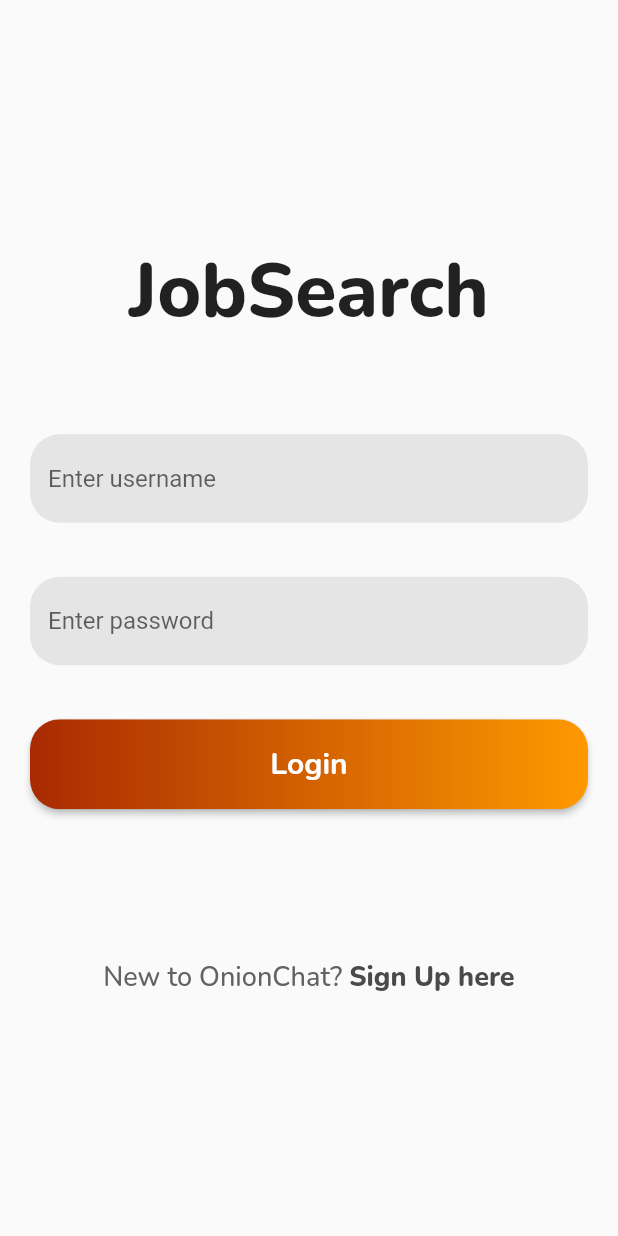
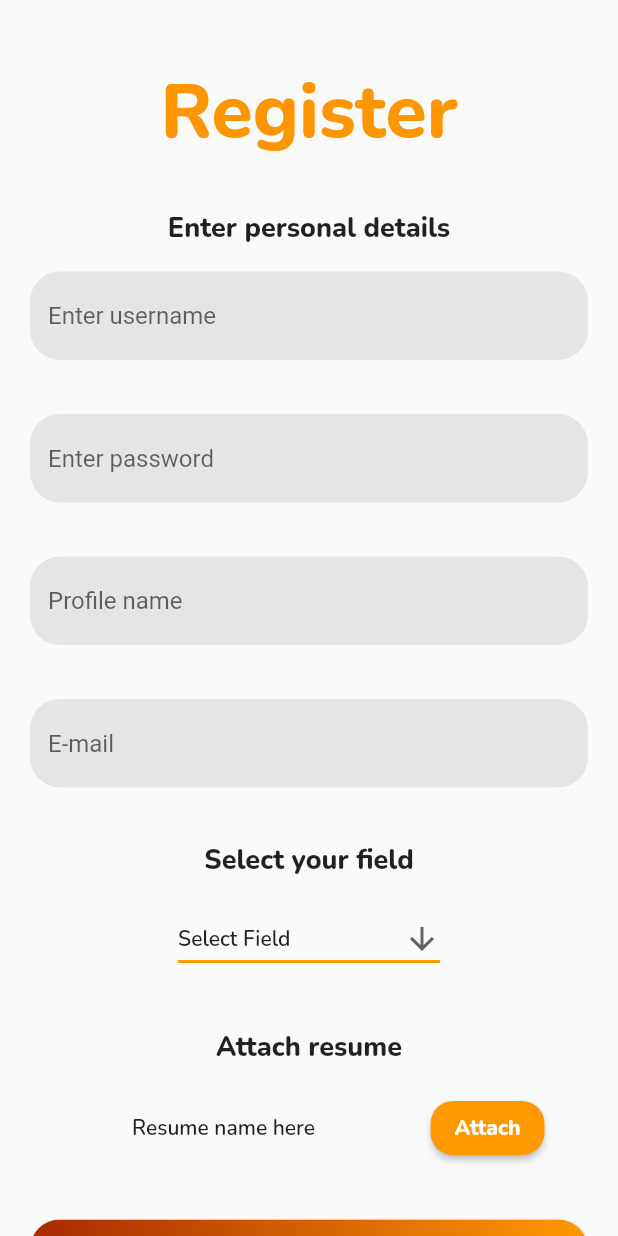
Before and after one commit to mrpranavr/Job_Search_Flutter_UI, a Flutter app: the screen it shows after launch, after a tap on "Sign Up here", on a phone screen of 412 x 824 dp. Run offline on Flutter 3.47's test engine with Material 2 defaults, Android fonts, the phone set to English and light mode, and no system bars.

Commit message:
added registration page

```diff
--- a/lib/Screens/Login_screen.dart
+++ b/lib/Screens/Login_screen.dart
@@ -1,8 +1,10 @@
 import "package:flutter/material.dart";
+import 'package:job/Screens/Registration_screen.dart';
 import 'package:job/Utils/Themes.dart';
 
 class LoginScreen extends StatelessWidget {
   const LoginScreen({Key? key}) : super(key: key);
+  static const routeName = '/Login';
 
   @override
   Widget build(BuildContext context) {
@@ -18,9 +20,18 @@ class LoginScreen extends StatelessWidget {
             mainAxisAlignment: MainAxisAlignment.center,
             crossAxisAlignment: CrossAxisAlignment.center,
             children: [
-              Text(
-                'JobSearch',
-                style: MainHeading,
+              Row(
+                mainAxisAlignment: MainAxisAlignment.center,
+                children: [
+                  Text(
+                    'Job',
+                    style: MainHeading1,
+                  ),
+                  Text(
+                    'Search',
+                    style: MainHeading2,
+                  ),
+                ],
               ),
               const SizedBox(
                 height: 62,
@@ -128,7 +139,8 @@ class LoginScreen extends StatelessWidget {
                       ),
                     ),
                     onTap: () {
-                      // Navigator.of(context).pushNamed('/signUp');
+                      Navigator.of(context)
+                          .pushNamed(RegistrationScreen.routeName);
                       print('hello');
                     },
                   )
--- /dev/null
+++ b/lib/Screens/Registration_screen.dart
@@ -0,0 +1,329 @@
+import 'package:flutter/material.dart';
+
+import '../Utils/Themes.dart';
+
+class RegistrationScreen extends StatefulWidget {
+  const RegistrationScreen({Key? key}) : super(key: key);
+
+  static const routeName = '/registration';
+
+  @override
+  State<RegistrationScreen> createState() => _RegistrationScreenState();
+}
+
+class _RegistrationScreenState extends State<RegistrationScreen> {
+  String dropDownValue = "Select Field";
+  @override
+  Widget build(BuildContext context) {
+    return Scaffold(
+      body: GestureDetector(
+        onTap: (() {
+          FocusScope.of(context).requestFocus(FocusNode());
+        }),
+        child: SingleChildScrollView(
+          child: Container(
+            padding: EdgeInsets.fromLTRB(20, 40, 20, 40),
+            width: double.infinity,
+            child: Column(
+              mainAxisAlignment: MainAxisAlignment.center,
+              crossAxisAlignment: CrossAxisAlignment.center,
+              children: [
+                const Text(
+                  'Register',
+                  style: TextStyle(
+                    fontFamily: MainFontFamily,
+                    fontWeight: FontWeight.w900,
+                    fontSize: 50,
+                    color: Color(0xffFD9601),
+                  ),
+                ),
+                const SizedBox(
+                  height: 32,
+                ),
+                const Text(
+                  'Enter personal details',
+                  style: TextStyle(
+                    fontFamily: 'Nunito',
+                    fontWeight: FontWeight.w900,
+                    fontSize: 18,
+                  ),
+                ),
+                const SizedBox(
+                  height: 16,
+                ),
+                TextField(
+                  scrollPadding: EdgeInsets.only(
+                      bottom: MediaQuery.of(context).viewInsets.bottom),
+                  decoration: const InputDecoration(
+                    enabledBorder: OutlineInputBorder(
+                      borderSide: BorderSide(color: Colors.transparent),
+                      borderRadius: BorderRadius.all(
+                        Radius.circular(20),
+                      ),
+                    ),
+                    hintText: 'Enter username',
+                    fillColor: Color(0xffE5E5E5),
+                    filled: true,
+                    focusedBorder: OutlineInputBorder(
+                      borderSide: BorderSide(width: 3),
+                      borderRadius: BorderRadius.all(
+                        Radius.circular(20),
+                      ),
+                    ),
+                  ),
+                ),
+                const SizedBox(
+                  height: 36,
+                ),
+                TextField(
+                  scrollPadding: EdgeInsets.only(
+                      bottom: MediaQuery.of(context).viewInsets.bottom),
+                  decoration: const InputDecoration(
+                    enabledBorder: OutlineInputBorder(
+                      borderSide: BorderSide(color: Colors.transparent),
+                      borderRadius: BorderRadius.all(
+                        Radius.circular(20),
+                      ),
+                    ),
+                    hintText: 'Enter password',
+                    fillColor: Color(0xffE5E5E5),
+                    filled: true,
+                    focusedBorder: OutlineInputBorder(
+                      borderSide: BorderSide(width: 3),
+                      borderRadius: BorderRadius.all(
+                        Radius.circular(20),
+                      ),
+                    ),
+                  ),
+                ),
+                const SizedBox(
+                  height: 36,
+                ),
+                TextField(
+                  scrollPadding: EdgeInsets.only(
+                      bottom: MediaQuery.of(context).viewInsets.bottom),
+                  decoration: const InputDecoration(
+                    enabledBorder: OutlineInputBorder(
+                      borderSide: BorderSide(color: Colors.transparent),
+                      borderRadius: BorderRadius.all(
+                        Radius.circular(20),
+                      ),
+                    ),
+                    hintText: 'Profile name',
+                    fillColor: Color(0xffE5E5E5),
+                    filled: true,
+                    focusedBorder: OutlineInputBorder(
+                      borderSide: BorderSide(width: 3),
+                      borderRadius: BorderRadius.all(
+                        Radius.circular(20),
+                      ),
+                    ),
+                  ),
+                ),
+                const SizedBox(
+                  height: 36,
+                ),
+                TextField(
+                  scrollPadding: EdgeInsets.only(
+                      bottom: MediaQuery.of(context).viewInsets.bottom),
+                  decoration: const InputDecoration(
+                    enabledBorder: OutlineInputBorder(
+                      borderSide: BorderSide(color: Colors.transparent),
+                      borderRadius: BorderRadius.all(
+                        Radius.circular(20),
+                      ),
+                    ),
+                    hintText: 'E-mail',
+                    fillColor: Color(0xffE5E5E5),
+                    filled: true,
+                    focusedBorder: OutlineInputBorder(
+                      borderSide: BorderSide(width: 3),
+                      borderRadius: BorderRadius.all(
+                        Radius.circular(20),
+                      ),
+                    ),
+                  ),
+                ),
+                const SizedBox(
+                  height: 36,
+                ),
+                Container(
+                  width: double.infinity,
+                  padding: EdgeInsets.symmetric(horizontal: 10),
+                  child: Column(
+                    crossAxisAlignment: CrossAxisAlignment.center,
+                    children: [
+                      Text(
+                        'Select your field',
+                        style: TextStyle(
+                          fontFamily: 'Nunito',
+                          fontWeight: FontWeight.w900,
+                          fontSize: 18,
+                        ),
+                      ),
+                      const SizedBox(
+                        height: 16,
+                      ),
+                      DropdownButton<String>(
+                        value: dropDownValue,
+                        icon: const Icon(Icons.arrow_downward),
+                        elevation: 16,
+                        style: const TextStyle(
+                            fontFamily: 'Nunito',
+                            color: Colors.black87,
+                            fontWeight: FontWeight.w600),
+                        underline: Container(
+                          height: 2,
+                          color: Color(0xffFF9900),
+                        ),
+                        items: <String>[
+                          'Select Field',
+                          'Computer science',
+                          'Electrical engineering',
+                          'Mechanical engineering',
+                          'Bio engineering'
+                        ].map<DropdownMenuItem<String>>((String value) {
+                          return DropdownMenuItem<String>(
+                            value: value,
+                            child: Text(value),
+                          );
+                        }).toList(),
+                        onChanged: (String? newValue) {
+                          setState(() {
+                            dropDownValue = newValue!;
+                          });
+                        },
+                      ),
+                    ],
+                  ),
+                ),
+                const SizedBox(
+                  height: 36,
+                ),
+                Container(
+                  width: double.infinity,
+                  padding: EdgeInsets.symmetric(horizontal: 10),
+                  child: Column(
+                    crossAxisAlignment: CrossAxisAlignment.center,
+                    children: [
+                      const Text(
+                        'Attach resume',
+                        style: TextStyle(
+                          fontFamily: 'Nunito',
+                          fontWeight: FontWeight.w900,
+                          fontSize: 18,
+                        ),
+                      ),
+                      const SizedBox(
+                        height: 16,
+                      ),
+                      Row(
+                        mainAxisAlignment: MainAxisAlignment.spaceAround,
+                        children: [
+                          Container(
+                            width: 200,
+                            height: 50,
+                            child: const Center(
+                              child: Text(
+                                "Resume name here",
+                                style: TextStyle(
+                                    fontFamily: 'Nunito',
+                                    fontWeight: FontWeight.w600),
+                              ),
+                            ),
+                          ),
+                          ElevatedButton(
+                            onPressed: () {
+                              print("Attach button clicked");
+                            },
+                            child: const Text(
+                              'Attach',
+                              style: TextStyle(
+                                fontFamily: 'Nunito',
+                                fontWeight: FontWeight.w900,
+                              ),
+                            ),
+                            style: ElevatedButton.styleFrom(
+                              primary: Color(0xffFF9900),
+                              shape: RoundedRectangleBorder(
+                                borderRadius: BorderRadius.circular(15),
+                              ),
+                            ),
+                          ),
+                        ],
+                      )
+                    ],
+                  ),
+                ),
+                const SizedBox(
+                  height: 36,
+                ),
+                ElevatedButton(
+                  onPressed: () {
+                    print("Register");
+                  },
+                  style: ElevatedButton.styleFrom(
+                      primary: Colors.transparent,
+                      padding: EdgeInsets.zero,
+                      shape: RoundedRectangleBorder(
+                          borderRadius: BorderRadius.circular(20))),
+                  child: Ink(
+                    decoration: BoxDecoration(
+                        gradient: button_gradient,
+                        borderRadius: BorderRadius.circular(20)),
+                    child: Container(
+                      width: double.infinity,
+                      height: 60,
+                      child: const Center(
+                        child: Text(
+                          'Register',
+                          style: TextStyle(
+                            fontFamily: 'Nunito',
+                            fontSize: 20,
+                            fontWeight: FontWeight.bold,
+                          ),
+                        ),
+                      ),
+                    ),
+                  ),
+                ),
+                const SizedBox(
+                  height: 50,
+                ),
+                Row(
+                  mainAxisAlignment: MainAxisAlignment.center,
+                  children: [
+                    const Text(
+                      'Already have an account? ',
+                      style: TextStyle(
+                        fontFamily: MainFontFamily,
+                        fontSize: 18,
+                        fontWeight: FontWeight.w500,
+                        color: Color(0xff626262),
+                      ),
+                    ),
+                    GestureDetector(
+                      child: const Text(
+                        'Login here',
+                        style: TextStyle(
+                          fontFamily: MainFontFamily,
+                          fontSize: 18,
+                          fontWeight: FontWeight.w800,
+                          color: Color(0xff4A4A4A),
+                        ),
+                      ),
+                      onTap: () {
+                        Navigator.of(context).pop();
+                        print('Go to login page');
+                      },
+                    )
+                  ],
+                )
+              ],
+            ),
+          ),
+        ),
+      ),
+    );
+  }
+}
--- a/lib/Utils/Themes.dart
+++ b/lib/Utils/Themes.dart
@@ -13,8 +13,15 @@ dynamic button_gradient = const LinearGradient(
 
 const String MainFontFamily = 'Nunito';
 
-TextStyle MainHeading = const TextStyle(
+TextStyle MainHeading1 = const TextStyle(
   fontFamily: MainFontFamily,
   fontWeight: FontWeight.w900,
   fontSize: 50,
+  color: Color(0xffDD5D00),
 );
+TextStyle MainHeading2 = const TextStyle(
+  fontFamily: MainFontFamily,
+  fontWeight: FontWeight.w900,
+  fontSize: 50,
+  color: Color(0xffFD9601),
+);
--- a/lib/main.dart
+++ b/lib/main.dart
@@ -1,5 +1,6 @@
 import 'package:flutter/material.dart';
 import 'package:job/Screens/Login_screen.dart';
+import 'package:job/Screens/Registration_screen.dart';
 
 void main() {
   runApp(const MyApp());
@@ -16,6 +17,8 @@ class MyApp extends StatelessWidget {
           primarySwatch: Colors.blue,
         ),
         home: const LoginScreen(),
-    );
+        routes: {
+          RegistrationScreen.routeName: (context) => RegistrationScreen(),
+        });
   }
 }
```
Lines whose indentation alone changed are shown as unchanged.
